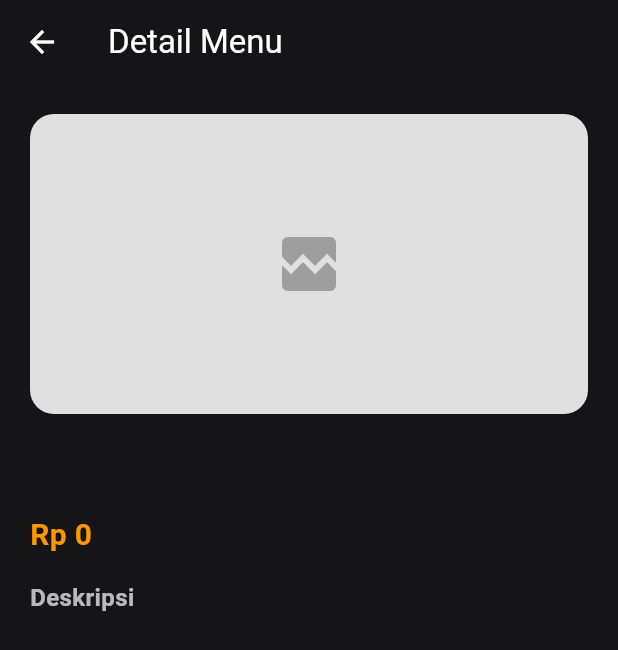
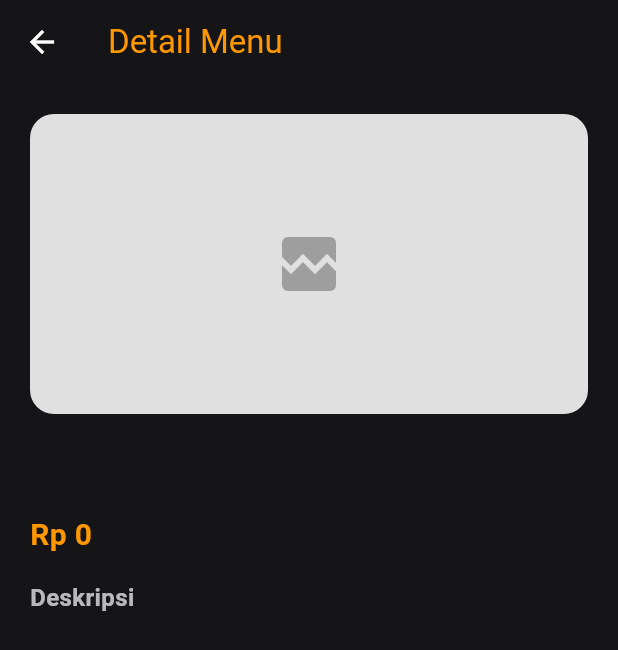
Before and after one commit to fadillahabi/resto_reservation, a Flutter app: the DetailMenuPage screen opened directly with empty values, on a phone screen of 412 x 824 dp. Shown: the top 650 px of the screen. Run offline on Flutter 3.47's test engine with Material 3 defaults, Android fonts, the phone set to English and light mode, and no system bars; our stand-ins replace animate_do, carousel_slider, image_picker, shared_preferences, sliding_up_panel, smooth_page_indicator; accounts and stored records are empty.

Commit message:
99,9% Done

```diff
--- a/lib/main.dart
+++ b/lib/main.dart
@@ -26,6 +26,7 @@
   @override
   Widget build(BuildContext context) {
     return MaterialApp(
+      debugShowCheckedModeBanner: false,
       initialRoute: "/",
       routes: {
         '/': (context) => SplashScreen(),
--- a/lib/view/main/main_screen.dart
+++ b/lib/view/main/main_screen.dart
@@ -9,7 +9,6 @@
 import 'package:ppkd_flutter/models/user_model.dart';
 import 'package:ppkd_flutter/view/main/profile_screen.dart';
 import 'package:ppkd_flutter/view/menu/add_menu.dart';
-import 'package:ppkd_flutter/view/menu/edit_menu.dart';
 import 'package:ppkd_flutter/view/menu/menu_screen.dart';
 import 'package:ppkd_flutter/view/reserve/add_reservation.dart';
 import 'package:ppkd_flutter/view/reserve/reservation_screen.dart';
@@ -68,6 +67,7 @@
               )
               : null,
       bottomNavigationBar: BottomNavigationBar(
+        backgroundColor: Colors.black,
         currentIndex: _currentIndex,
         selectedItemColor: Colors.brown,
         unselectedItemColor: Colors.grey,
--- a/lib/view/menu/detail_menu.dart
+++ b/lib/view/menu/detail_menu.dart
@@ -1,7 +1,7 @@
 import 'package:flutter/material.dart';
 import 'package:intl/intl.dart';
+import 'package:ppkd_flutter/constant/app_color.dart';
 import 'package:ppkd_flutter/models/menu_model.dart';
-import 'package:ppkd_flutter/constant/app_color.dart';
 
 class DetailMenuPage extends StatelessWidget {
   final MenuModel menu;
@@ -12,7 +12,10 @@
     return Scaffold(
       backgroundColor: AppColor.blackMain,
       appBar: AppBar(
-        title: const Text("Detail Menu"),
+        title: const Text(
+          "Detail Menu",
+          style: TextStyle(color: Colors.orange),
+        ),
         backgroundColor: AppColor.blackMain,
         foregroundColor: Colors.white,
       ),
@@ -24,9 +27,9 @@
             ClipRRect(
               borderRadius: BorderRadius.circular(16),
               child:
-                  menu.imageUrl != null && menu.imageUrl!.isNotEmpty
+                  menu.imageUrl.isNotEmpty
                       ? Image.network(
-                        menu.imageUrl!,
+                        menu.imageUrl,
                         width: double.infinity,
                         height: 200,
                         fit: BoxFit.cover,
```
Also changed, not shown: lib/view/reserve/reservation_screen.dart (+6 -1 lines), pubspec.lock.
